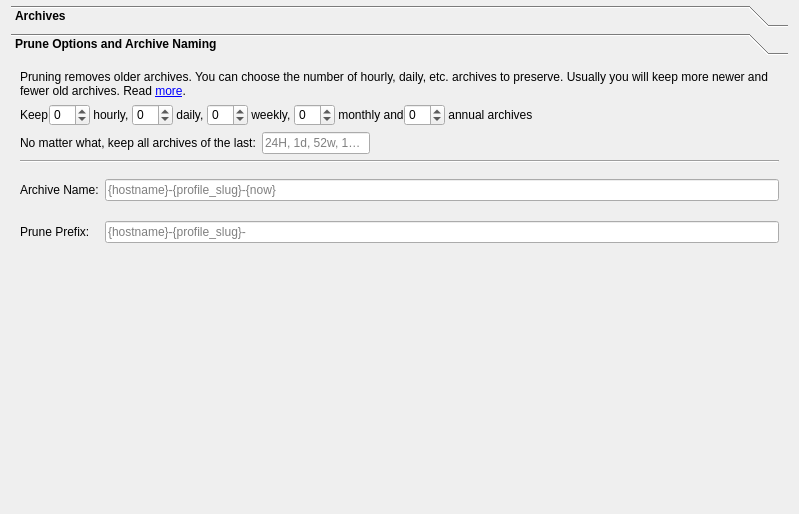
Old version of the form ui/archivetab.ui in the repository borgbase/vorta-go.
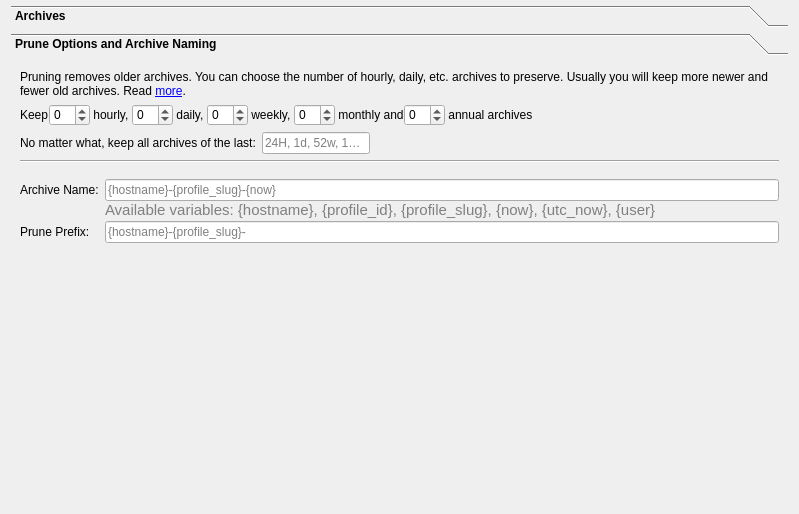
New version of the form. Icons and pictures are not drawn.

Diff of the .ui file:
```diff
--- a/ui/archivetab.ui
+++ b/ui/archivetab.ui
@@ -448,6 +448,9 @@
            <property name="styleSheet">
             <string notr="true">color: grey</string>
            </property>
+           <property name="text">
+            <string>Available variables: {hostname}, {profile_id}, {profile_slug}, {now}, {utc_now}, {user}</string>
+           </property>
            <property name="alignment">
             <set>Qt::AlignLeading|Qt::AlignLeft|Qt::AlignTop</set>
            </property>
```
